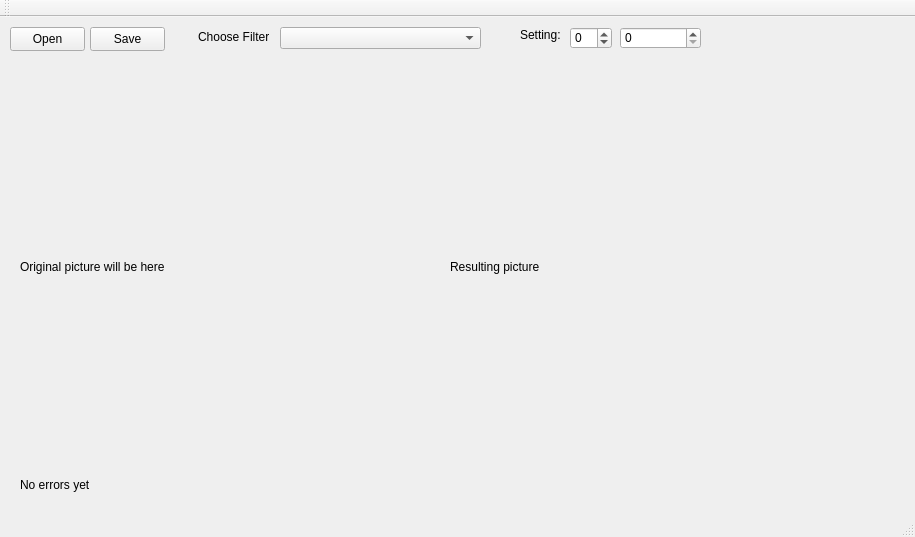
First picture: the form in rework/rework.ui, repository stu-team-project/pic2, before the edit.
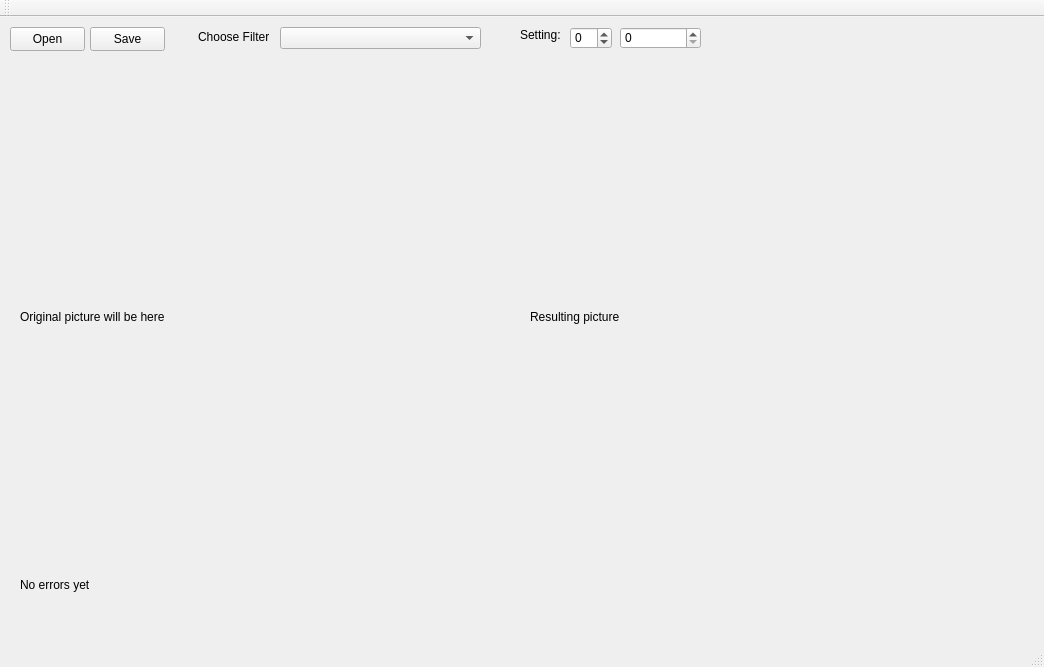
Second picture: the form after the edit.

Commit message: bigger pictures

Diff of the .ui file:
```diff
--- a/rework/rework.ui
+++ b/rework/rework.ui
@@ -6,8 +6,8 @@
    <rect>
     <x>0</x>
     <y>0</y>
-    <width>915</width>
-    <height>537</height>
+    <width>1044</width>
+    <height>667</height>
    </rect>
   </property>
   <property name="windowTitle">
@@ -45,8 +45,8 @@
      <rect>
       <x>20</x>
       <y>50</y>
-      <width>400</width>
-      <height>400</height>
+      <width>500</width>
+      <height>500</height>
      </rect>
     </property>
     <property name="text">
@@ -56,10 +56,10 @@
    <widget class="QLabel" name="imageLabel2">
     <property name="geometry">
      <rect>
-      <x>450</x>
+      <x>530</x>
       <y>50</y>
-      <width>400</width>
-      <height>400</height>
+      <width>500</width>
+      <height>500</height>
      </rect>
     </property>
     <property name="text">
@@ -80,7 +80,7 @@
     <property name="geometry">
      <rect>
       <x>20</x>
-      <y>460</y>
+      <y>560</y>
       <width>341</width>
       <height>16</height>
      </rect>
```
Left out of the diff: 2 changed lines with no effect on the pictures.
